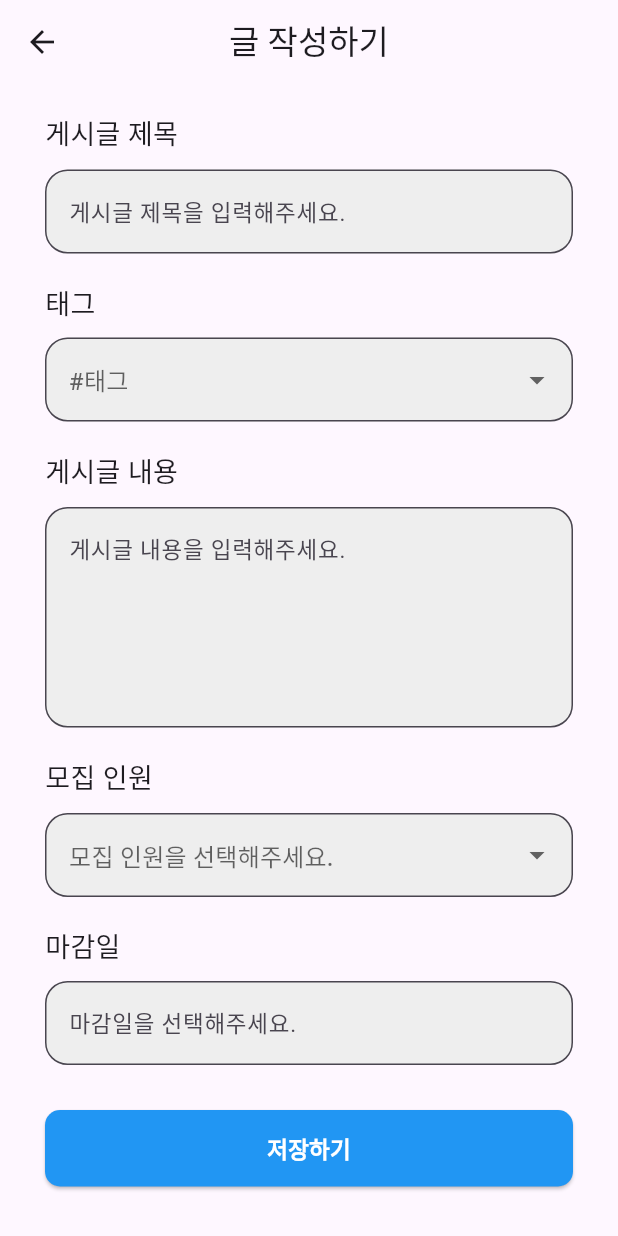
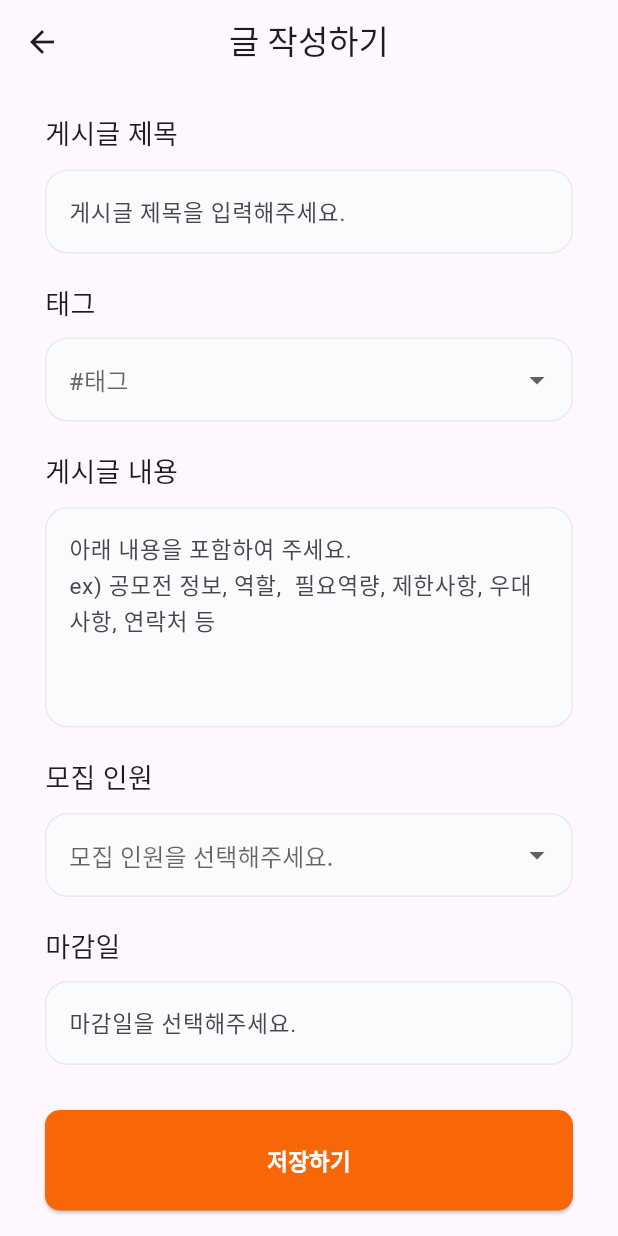
Before and after one commit to DreamOrReality/Dream-Or-Reality-Flutter, a Flutter app: the WriteMyPostScreen screen opened by its route, on a phone screen of 412 x 824 dp. Run offline on Flutter 3.47's test engine with Material 3 defaults, Android fonts, the phone set to English and light mode, and no system bars; our stand-ins replace fl_chart, shared_preferences, table_calendar; accounts and stored records are empty.

Commit message:
Revert "프로젝트 저장 연결"
This reverts commit 6eb26c0408d977d9ba8385abb36c6100cd1a8779.

```diff
--- a/lib/screens/study/write_mypost_screen.dart
+++ b/lib/screens/study/write_mypost_screen.dart
@@ -1,8 +1,9 @@
-import 'dart:convert';
 import 'package:flutter/material.dart';
 import 'package:http/http.dart' as http;
 import 'package:intl/intl.dart';
-import 'package:shared_preferences/shared_preferences.dart';
+import 'dart:convert';
+
+import '../../theme/color.dart';
 
 class WriteMyPostScreen extends StatefulWidget {
   const WriteMyPostScreen({super.key});
@@ -12,37 +13,35 @@ class WriteMyPostScreen extends StatefulWidget {
 }
 
 class _WriteMyPostScreenState extends State<WriteMyPostScreen> {
+  // 작성 목록
   late String postTitle = '';
   late String postTag = '';
   late String postContent = '';
-  late int recruitCount = 0;
+  late int recuritCount = 0;
   DateTime? deadline;
 
-  // Function to get user ID from SharedPreferences
-  Future<int?> _getUserId() async {
-    final prefs = await SharedPreferences.getInstance();
-    return prefs.getInt('userId');
-  }
+  // 태그 - 해당 분야 목록
+  final List<String> tags = [
+    "백엔드 개발자",
+    "프론트엔드 개발자",
+    "모바일 앱 개발자",
+    "UI/UX 디자이너",
+    "3D 디자이너",
+    "영상디자이너"
+  ];
 
+  // 데이터 베이스 저장 로직
   Future<void> savePostToDatabase() async {
-    final userId = await _getUserId();
-    if (userId == null) {
-      ScaffoldMessenger.of(context).showSnackBar(
-        const SnackBar(content: Text("사용자 정보를 찾을 수 없습니다.")),
-      );
-      return;
-    }
-
     final url = Uri.parse('http://43.202.54.53:3000/user/saveProjects');
     final response = await http.post(
       url,
       headers: {'Content-Type': 'application/json'},
       body: jsonEncode({
-        'UserId': userId,
+        'UserId': 2, // Replace with actual user id
         'title': postTitle,
         'tag': postTag,
         'content': postContent,
-        'recruit': recruitCount,
+        'recruit': recuritCount,
         'deadline': DateFormat('yyyy-MM-dd').format(deadline!),
       }),
     );
@@ -72,16 +71,17 @@ class _WriteMyPostScreenState extends State<WriteMyPostScreen> {
             crossAxisAlignment: CrossAxisAlignment.start,
             children: [
               const SizedBox(height: 20),
-              buildInputTitle(context),
+              buildInputTitle(context), // 제목 입력
               const SizedBox(height: 20),
-              buildDropdownTag(context),
+              buildDropdownTag(context), // 태그 드롭다운
               const SizedBox(height: 20),
-              buildInputContent(context),
+              buildInputContent(context), // 게시글 내용 입력
               const SizedBox(height: 20),
-              buildRecruitInput(context),
+              buildRecuritInput(context), // 모집 인원 입력
               const SizedBox(height: 20),
-              buildDeadlineInput(context),
+              buildDeadlineInput(context), // 마감일 입력
               const SizedBox(height: 30),
+              // 저장 버튼
               SizedBox(
                 width: MediaQuery.of(context).size.width,
                 child: ElevatedButton(
@@ -90,13 +90,12 @@ class _WriteMyPostScreenState extends State<WriteMyPostScreen> {
                       savePostToDatabase();
                     } else {
                       ScaffoldMessenger.of(context).showSnackBar(
-                        const SnackBar(content: Text("마감일을 선택해주세요.")),
-                      );
+                          const SnackBar(content: Text("마감일을 선택해주세요.")));
                     }
                   },
                   style: ElevatedButton.styleFrom(
-                    backgroundColor: Colors.blue,
-                    padding: const EdgeInsets.all(15),
+                    backgroundColor: primaryColor,
+                    padding: const EdgeInsets.all(23),
                     shape: RoundedRectangleBorder(
                       borderRadius: BorderRadius.circular(10),
                     ),
@@ -104,10 +103,9 @@ class _WriteMyPostScreenState extends State<WriteMyPostScreen> {
                   child: const Text(
                     '저장하기',
                     style: TextStyle(
-                      color: Colors.white,
-                      fontWeight: FontWeight.bold,
-                      fontSize: 15,
-                    ),
+                        color: Colors.white,
+                        fontWeight: FontWeight.bold,
+                        fontSize: 15),
                   ),
                 ),
               ),
@@ -118,6 +116,7 @@ class _WriteMyPostScreenState extends State<WriteMyPostScreen> {
     );
   }
 
+  // 제목 입력
   Widget buildInputTitle(BuildContext context) {
     return Column(
       crossAxisAlignment: CrossAxisAlignment.start,
@@ -133,10 +132,24 @@ class _WriteMyPostScreenState extends State<WriteMyPostScreen> {
             hintStyle: const TextStyle(fontSize: 15),
             border: OutlineInputBorder(
               borderRadius: BorderRadius.circular(15),
-              borderSide: BorderSide(color: Colors.grey),
+              borderSide: BorderSide(
+                color: strokeColor,
+              ),
+            ),
+            enabledBorder: OutlineInputBorder(
+              borderRadius: BorderRadius.circular(15),
+              borderSide: BorderSide(
+                color: strokeColor,
+              ),
+            ),
+            focusedBorder: OutlineInputBorder(
+              borderRadius: BorderRadius.circular(15),
+              borderSide: BorderSide(
+                color: primaryColor,
+              ),
             ),
             filled: true,
-            fillColor: Colors.grey.shade200,
+            fillColor: inputBackgroundColor,
           ),
           onChanged: (value) {
             setState(() {
@@ -148,6 +161,7 @@ class _WriteMyPostScreenState extends State<WriteMyPostScreen> {
     );
   }
 
+  // 태그 드롭다운
   Widget buildDropdownTag(BuildContext context) {
     return Column(
       crossAxisAlignment: CrossAxisAlignment.start,
@@ -160,19 +174,31 @@ class _WriteMyPostScreenState extends State<WriteMyPostScreen> {
             hintStyle: const TextStyle(fontSize: 15),
             border: OutlineInputBorder(
               borderRadius: BorderRadius.circular(15),
-              borderSide: BorderSide(color: Colors.grey),
+              borderSide: BorderSide(
+                color: strokeColor,
+              ),
+            ),
+            enabledBorder: OutlineInputBorder(
+              borderRadius: BorderRadius.circular(15),
+              borderSide: BorderSide(
+                color: strokeColor,
+              ),
+            ),
+            focusedBorder: OutlineInputBorder(
+              borderRadius: BorderRadius.circular(15),
+              borderSide: BorderSide(
+                color: primaryColor,
+              ),
             ),
             filled: true,
-            fillColor: Colors.grey.shade200,
+            fillColor: inputBackgroundColor,
           ),
-          items: [
-            DropdownMenuItem(child: Text('백엔드 개발자'), value: '백엔드 개발자'),
-            DropdownMenuItem(child: Text('프론트엔드 개발자'), value: '프론트엔드 개발자'),
-            DropdownMenuItem(child: Text('모바일 앱 개발자'), value: '모바일 앱 개발자'),
-            DropdownMenuItem(child: Text('UI/UX 디자이너'), value: 'UI/UX 디자이너'),
-            DropdownMenuItem(child: Text('3D 디자이너'), value: '3D 디자이너'),
-            DropdownMenuItem(child: Text('영상디자이너'), value: '영상디자이너'),
-          ],
+          items: tags.map((String value) {
+            return DropdownMenuItem<String>(
+              value: value,
+              child: Text(value, style: const TextStyle(fontSize: 15)),
+            );
+          }).toList(),
           onChanged: (value) {
             setState(() {
               postTag = value!;
@@ -183,6 +209,7 @@ class _WriteMyPostScreenState extends State<WriteMyPostScreen> {
     );
   }
 
+  // 내용 입력
   Widget buildInputContent(BuildContext context) {
     return Column(
       crossAxisAlignment: CrossAxisAlignment.start,
@@ -194,14 +221,29 @@ class _WriteMyPostScreenState extends State<WriteMyPostScreen> {
           maxLines: 5,
           style: const TextStyle(fontSize: 15),
           decoration: InputDecoration(
-            hintText: '게시글 내용을 입력해주세요.',
+            hintText:
+                '아래 내용을 포함하여 주세요.\nex) 공모전 정보, 역할,  필요역량, 제한사항, 우대사항, 연락처 등',
             hintStyle: const TextStyle(fontSize: 15),
             border: OutlineInputBorder(
               borderRadius: BorderRadius.circular(15),
-              borderSide: BorderSide(color: Colors.grey),
+              borderSide: BorderSide(
+                color: strokeColor,
+              ),
+            ),
+            enabledBorder: OutlineInputBorder(
+              borderRadius: BorderRadius.circular(15),
+              borderSide: BorderSide(
+                color: strokeColor,
+              ),
+            ),
+            focusedBorder: OutlineInputBorder(
+              borderRadius: BorderRadius.circular(15),
+              borderSide: BorderSide(
+                color: primaryColor,
+              ),
             ),
             filled: true,
-            fillColor: Colors.grey.shade200,
+            fillColor: inputBackgroundColor,
           ),
           onChanged: (value) {
             setState(() {
@@ -213,7 +255,8 @@ class _WriteMyPostScreenState extends State<WriteMyPostScreen> {
     );
   }
 
-  Widget buildRecruitInput(BuildContext context) {
+  // 모집 인원 입력
+  Widget buildRecuritInput(BuildContext context) {
     return Column(
       crossAxisAlignment: CrossAxisAlignment.start,
       children: [
@@ -225,20 +268,36 @@ class _WriteMyPostScreenState extends State<WriteMyPostScreen> {
             hintStyle: const TextStyle(fontSize: 15),
             border: OutlineInputBorder(
               borderRadius: BorderRadius.circular(15),
-              borderSide: BorderSide(color: Colors.grey),
+              borderSide: BorderSide(
+                color: strokeColor,
+              ),
+            ),
+            enabledBorder: OutlineInputBorder(
+              borderRadius: BorderRadius.circular(15),
+              borderSide: BorderSide(
+                color: strokeColor,
+              ),
+            ),
+            focusedBorder: OutlineInputBorder(
+              borderRadius: BorderRadius.circular(15),
+              borderSide: BorderSide(
+                color: primaryColor,
+              ),
             ),
             filled: true,
-            fillColor: Colors.grey.shade200,
+            fillColor: inputBackgroundColor,
           ),
-          items: List.generate(7, (index) {
-            return DropdownMenuItem(
-              child: Text((index + 1).toString()),
-              value: index + 1,
-            );
-          }),
+          items: List<DropdownMenuItem<int>>.generate(
+            7,
+            (int index) => DropdownMenuItem<int>(
+              value: index,
+              child:
+                  Text(index.toString(), style: const TextStyle(fontSize: 15)),
+            ),
+          ),
           onChanged: (value) {
             setState(() {
-              recruitCount = value!;
+              recuritCount = value!;
             });
           },
         ),
@@ -246,6 +305,7 @@ class _WriteMyPostScreenState extends State<WriteMyPostScreen> {
     );
   }
 
+  // 마감일 입력
   Widget buildDeadlineInput(BuildContext context) {
     return Column(
       crossAxisAlignment: CrossAxisAlignment.start,
@@ -278,10 +338,24 @@ class _WriteMyPostScreenState extends State<WriteMyPostScreen> {
                 hintStyle: const TextStyle(fontSize: 15),
                 border: OutlineInputBorder(
                   borderRadius: BorderRadius.circular(15),
-                  borderSide: BorderSide(color: Colors.grey),
+                  borderSide: BorderSide(
+                    color: strokeColor,
+                  ),
+                ),
+                enabledBorder: OutlineInputBorder(
+                  borderRadius: BorderRadius.circular(15),
+                  borderSide: BorderSide(
+                    color: strokeColor,
+                  ),
+                ),
+                focusedBorder: OutlineInputBorder(
+                  borderRadius: BorderRadius.circular(15),
+                  borderSide: BorderSide(
+                    color: primaryColor,
+                  ),
                 ),
                 filled: true,
-                fillColor: Colors.grey.shade200,
+                fillColor: inputBackgroundColor,
               ),
               style: const TextStyle(fontSize: 15),
             ),
```
